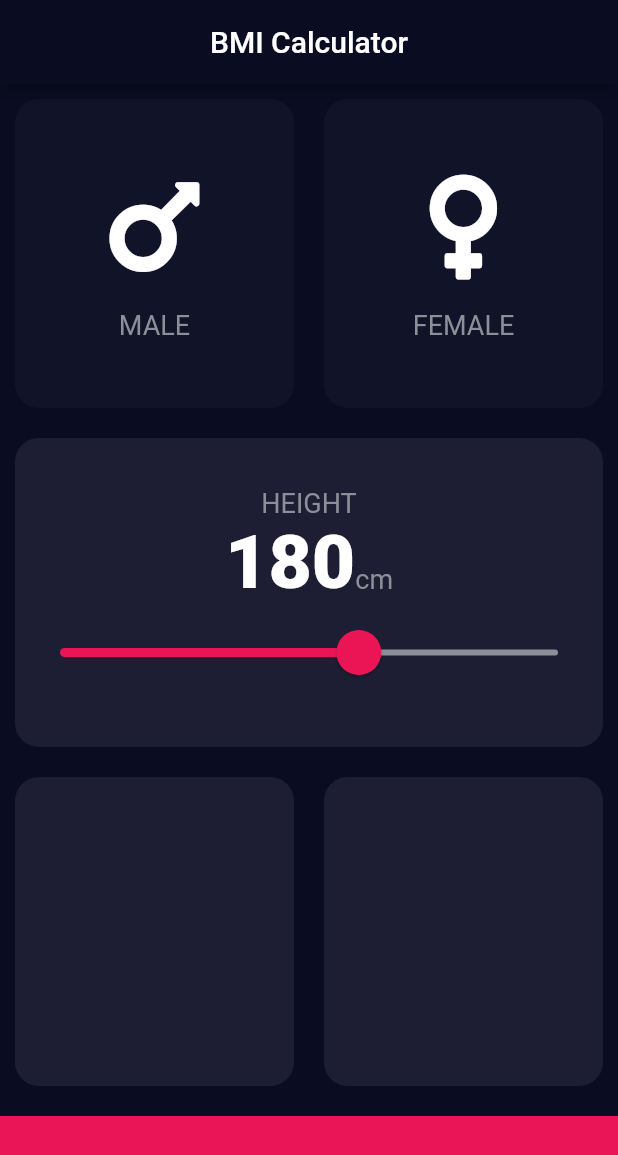
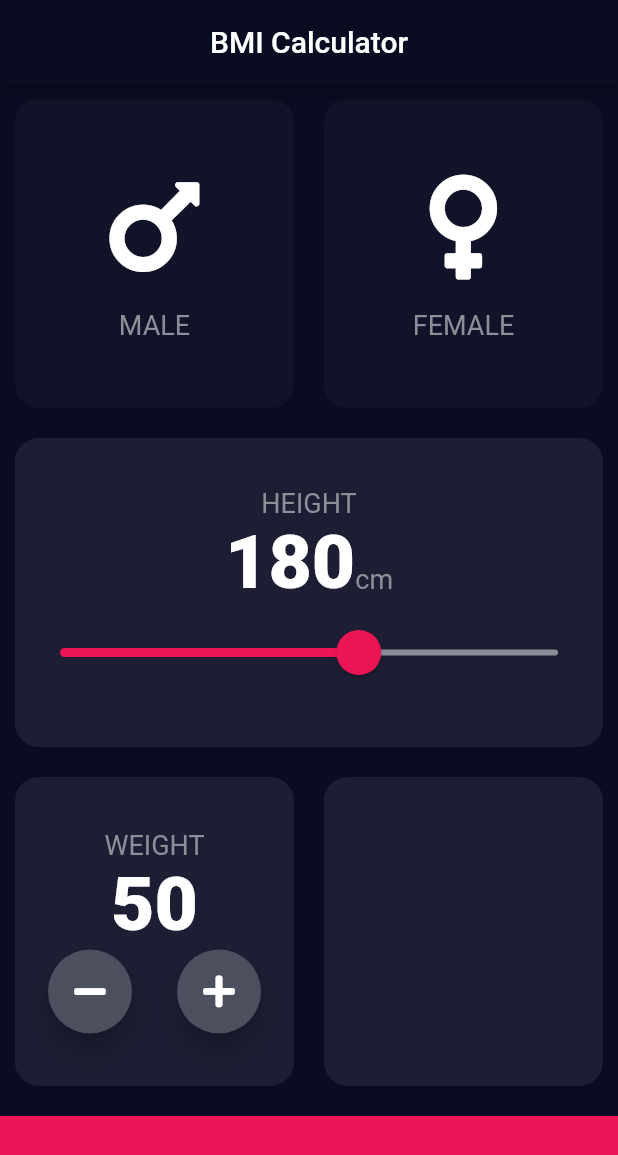
Before and after one commit to swaraj961/BMIApp-Flutter, a Flutter app: the screen it shows after launch, on a phone screen of 412 x 824 dp. Shown: the top 1155 px of the screen. Run offline on Flutter 3.47's test engine with Material 2 defaults, Android fonts, the phone set to English and light mode, and no system bars; our stand-ins replace font_awesome_flutter.

Commit message:
round button added

```diff
--- a/lib/inputpage.dart
+++ b/lib/inputpage.dart
@@ -17,6 +17,8 @@ class InputPage extends StatefulWidget {
 class _InputPageState extends State<InputPage> {
   GenderType selectedgender;
   int height = 180;
+  int weight = 50;
+
   @override
   Widget build(BuildContext context) {
     return Scaffold(
@@ -93,14 +95,17 @@ class _InputPageState extends State<InputPage> {
                         ),
                       ],
                     ),
-                    SliderTheme(data:SliderTheme.of(context).copyWith(
-                      thumbColor: Color(0xFFEB1555),
-                      activeTrackColor:Color(0xFFEB1555),
-                      inactiveTrackColor: Color(0xFF8D8E98)  ,//taking only few property of theme data
-thumbShape:RoundSliderThumbShape(enabledThumbRadius:15),
-overlayShape: RoundSliderOverlayShape(overlayRadius: 30 )
-                    ),
-                                          child: Slider(
+                    SliderTheme(
+                      data: SliderTheme.of(context).copyWith(
+                          thumbColor: Color(0xFFEB1555),
+                          activeTrackColor: Color(0xFFEB1555),
+                          inactiveTrackColor: Color(
+                              0xFF8D8E98), //taking only few property of theme data
+                          thumbShape:
+                              RoundSliderThumbShape(enabledThumbRadius: 15),
+                          overlayShape:
+                              RoundSliderOverlayShape(overlayRadius: 30)),
+                      child: Slider(
                         value: height.toDouble(),
                         min: 120,
                         max: 220,
@@ -123,6 +128,30 @@ overlayShape: RoundSliderOverlayShape(overlayRadius: 30 )
               children: <Widget>[
                 Expanded(
                   child: ReusableCard(
+                    cardchild: Column(
+                      mainAxisAlignment: MainAxisAlignment.center,
+                      children: [
+                        Text('WEIGHT', style: kLabeltextstyle),
+                        Text(
+                          '$weight',
+                          style: kNumberTextstyle,
+                        ),
+                        Row(
+                          mainAxisAlignment: MainAxisAlignment.center,
+                          children: <Widget>[
+                            RoundIconButton(iconinfo: FontAwesomeIcons.minus,
+                            ),
+
+                            SizedBox(
+                              width: 30,
+                            ),
+                           RoundIconButton(
+                             iconinfo: FontAwesomeIcons.plus,
+                           )
+                          ],
+                        ),
+                      ],
+                    ),
                     colour: kActivecolor,
                   ),
                 ),
@@ -147,3 +176,23 @@ overlayShape: RoundSliderOverlayShape(overlayRadius: 30 )
     );
   }
 }
+
+class RoundIconButton extends StatelessWidget { //can be more customised
+  RoundIconButton({this.iconinfo ,this.colour
+  });
+  final IconData iconinfo;
+  final Color colour ;
+  @override
+  Widget build(BuildContext context) {
+    return RawMaterialButton(
+      onPressed:(){},
+      fillColor:Color(0xFF4C4F5E),
+      shape:CircleBorder(),
+      constraints:BoxConstraints.tightFor(width: 56, height: 56) ,
+      elevation: 6,
+      child:Icon(iconinfo,color: Colors.white,),
+      );
+
+
+  }
+}
```
